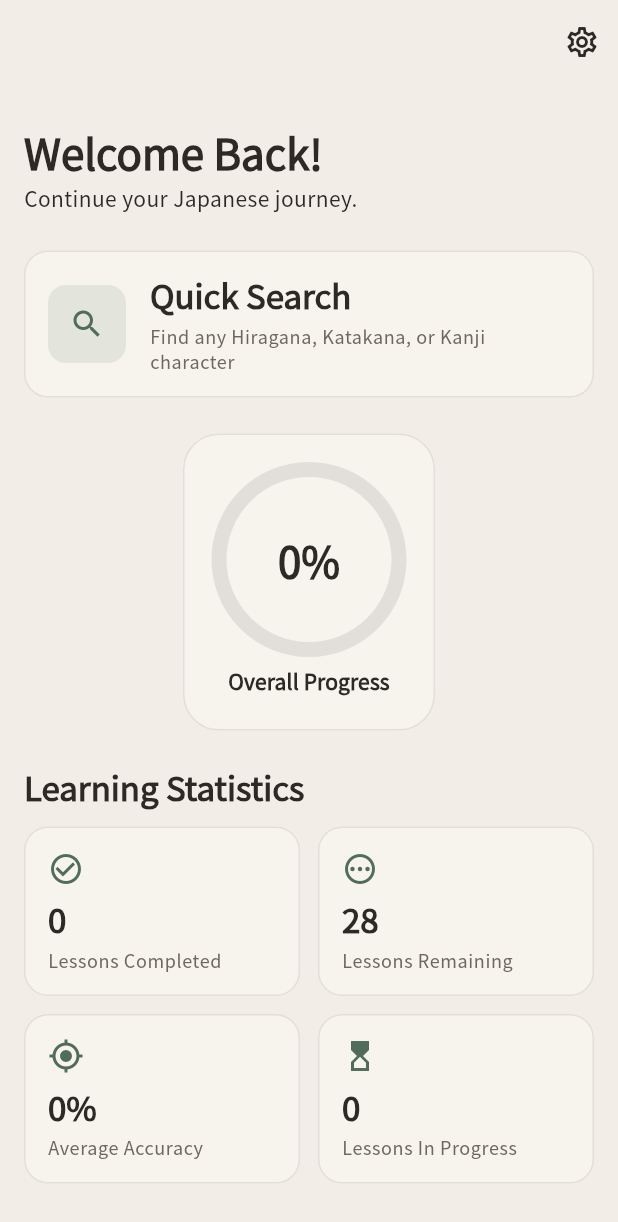
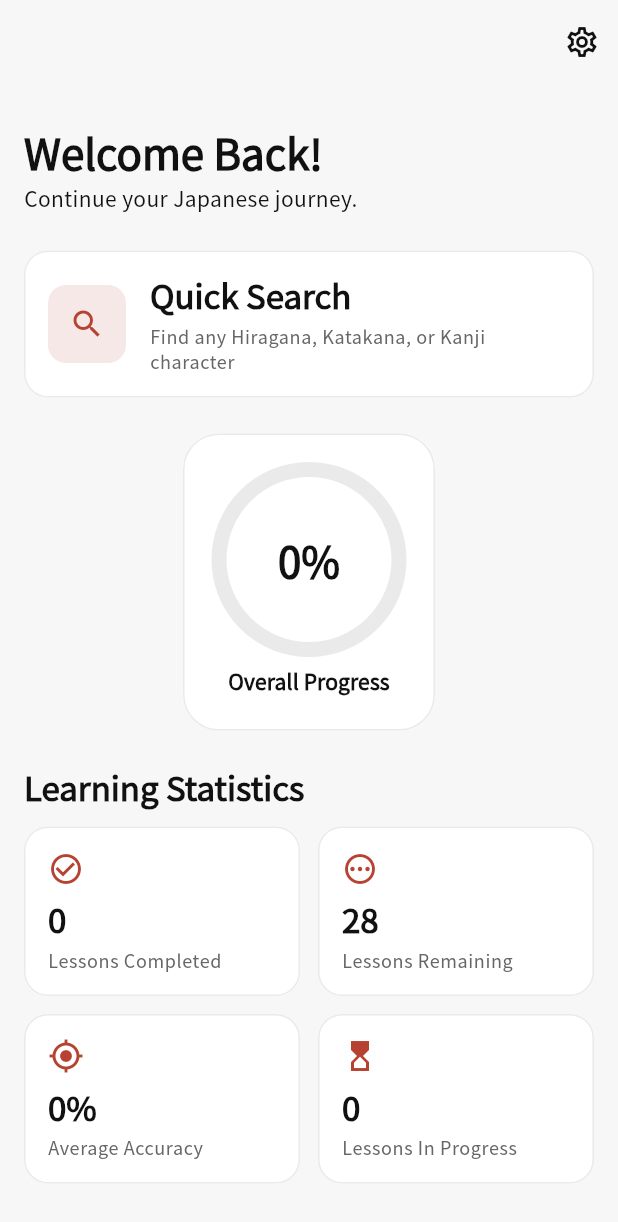
Before and after one commit to energeticClutches/YugJapanese, a Flutter app: the screen it shows after launch, on a phone screen of 412 x 824 dp. Shown: the top 1222 px of the screen. Run offline on Flutter 3.47's test engine with Material 3 defaults, Android fonts, the phone set to English and light mode, and no system bars; our stand-ins replace audioplayers, flutter_riverpod, go_router, hive, hive_flutter; accounts and stored records are empty.

Commit message:
style(theme): adopt official website color palette
Map the YugJapanese website design tokens onto the app color roles:
vermilion -> primary, ink -> secondary/text, paper -> surface,
washi -> background, line -> divider, stone -> secondary text,
moss -> success.

The website is light-only, so the dark ramp is derived from its own
ink/sumi/washi values. Three dark values are adjusted rather than
literal so all text meets WCAG AA: darkTextSecondary (was 3.76:1),
darkError (3.73:1) and darkPrimary (4.10:1 on card surfaces) are
lightened to >=4.5:1.

Theme and typography already derive everything from AppColors, so no
widget, layout, or logic changes were needed.

Co-Authored-By: Claude Opus 5 <noreply@anthropic.com>

```diff
--- a/lib/core/theme/app_colors.dart
+++ b/lib/core/theme/app_colors.dart
@@ -3,24 +3,24 @@ import 'package:flutter/material.dart';
 class AppColors {
   AppColors._();
 
-  static const Color primary = Color(0xFF4F6D5A);
-  static const Color secondary = Color(0xFF8A7A63);
-  static const Color surface = Color(0xFFF7F4EE);
-  static const Color background = Color(0xFFF2EEE7);
-  static const Color error = Color(0xFFB45A5A);
-  static const Color success = Color(0xFF6C8B5E);
-  static const Color warning = Color(0xFFC19A5B);
-  static const Color divider = Color(0x1A2D2A26);
-  static const Color textPrimary = Color(0xFF2D2A26);
-  static const Color textSecondary = Color(0xFF6F675D);
+  static const Color primary = Color(0xFFB64232);
+  static const Color secondary = Color(0xFF111111);
+  static const Color surface = Color(0xFFFFFFFF);
+  static const Color background = Color(0xFFF7F7F8);
+  static const Color error = Color(0xFF8F3025);
+  static const Color success = Color(0xFF59685A);
+  static const Color warning = Color(0xFFB8863F);
+  static const Color divider = Color(0xFFEAEAEA);
+  static const Color textPrimary = Color(0xFF111111);
+  static const Color textSecondary = Color(0xFF666666);
 
-  static const Color darkPrimary = Color(0xFF8FAE9B);
-  static const Color darkSecondary = Color(0xFFC2B29B);
-  static const Color darkSurface = Color(0xFF211F1C);
-  static const Color darkBackground = Color(0xFF171513);
-  static const Color darkError = Color(0xFFD98686);
-  static const Color darkSuccess = Color(0xFF9CBE8C);
+  static const Color darkPrimary = Color(0xFFD4877C);
+  static const Color darkSecondary = Color(0xFFFFFFFF);
+  static const Color darkSurface = Color(0xFF2F3230);
+  static const Color darkBackground = Color(0xFF111111);
+  static const Color darkError = Color(0xFFF47066);
+  static const Color darkSuccess = Color(0xFF8B958C);
   static const Color darkDivider = Color(0x1FFFFFFF);
-  static const Color darkTextPrimary = Color(0xFFEDE9E2);
-  static const Color darkTextSecondary = Color(0xFFB3AA9C);
+  static const Color darkTextPrimary = Color(0xFFF7F7F8);
+  static const Color darkTextSecondary = Color(0xFFA3A3A3);
 }
```
